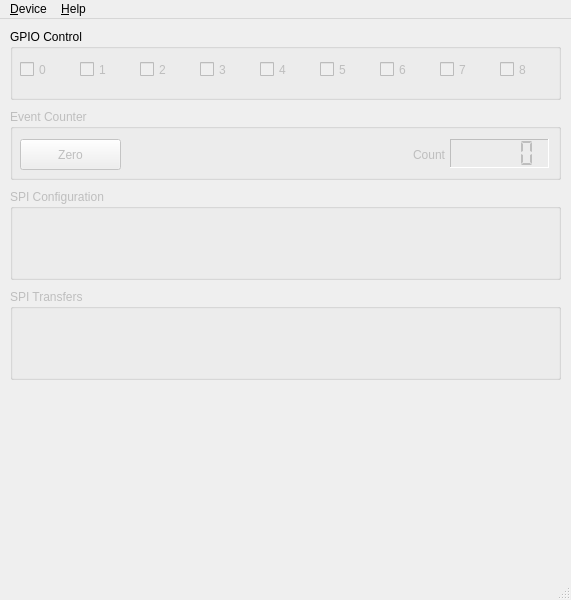
The window that src/devicewindow.ui (bloguetronica/mcp2210-com) describes before a commit, drawn with Qt 5.
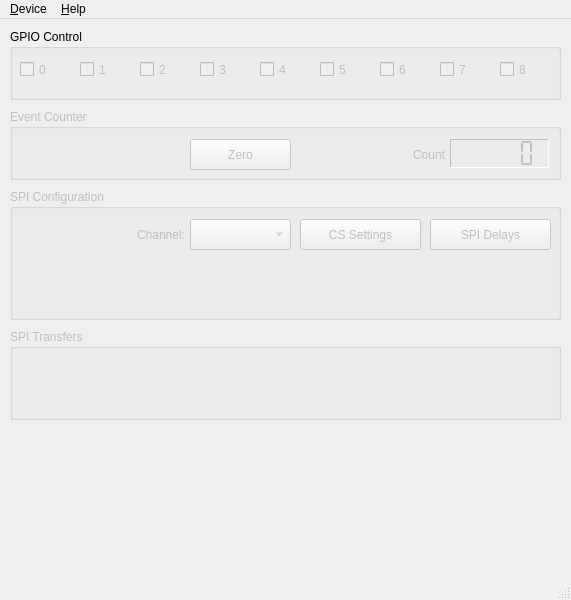
The same window after the commit. Icons and pictures are not drawn.

The edit to the form file:
```diff
--- a/src/devicewindow.ui
+++ b/src/devicewindow.ui
@@ -203,7 +203,7 @@
     <widget class="QPushButton" name="pushButtonZero">
      <property name="geometry">
       <rect>
-       <x>10</x>
+       <x>180</x>
        <y>30</y>
        <width>101</width>
        <height>31</height>
@@ -216,9 +216,9 @@
     <widget class="QLabel" name="labelCount">
      <property name="geometry">
       <rect>
-       <x>120</x>
+       <x>290</x>
        <y>37</y>
-       <width>315</width>
+       <width>145</width>
        <height>17</height>
       </rect>
      </property>
@@ -261,12 +261,64 @@
       <x>10</x>
       <y>170</y>
       <width>551</width>
-      <height>91</height>
+      <height>131</height>
      </rect>
     </property>
     <property name="title">
      <string>SPI Configuration</string>
     </property>
+    <widget class="QLabel" name="labelChannel">
+     <property name="geometry">
+      <rect>
+       <x>90</x>
+       <y>37</y>
+       <width>85</width>
+       <height>17</height>
+      </rect>
+     </property>
+     <property name="text">
+      <string>Channel:</string>
+     </property>
+     <property name="alignment">
+      <set>Qt::AlignRight|Qt::AlignTrailing|Qt::AlignVCenter</set>
+     </property>
+    </widget>
+    <widget class="QComboBox" name="comboBoxChannel">
+     <property name="geometry">
+      <rect>
+       <x>180</x>
+       <y>30</y>
+       <width>101</width>
+       <height>31</height>
+      </rect>
+     </property>
+    </widget>
+    <widget class="QPushButton" name="pushButtonCSSettings">
+     <property name="geometry">
+      <rect>
+       <x>290</x>
+       <y>30</y>
+       <width>121</width>
+       <height>31</height>
+      </rect>
+     </property>
+     <property name="text">
+      <string>CS Settings</string>
+     </property>
+    </widget>
+    <widget class="QPushButton" name="pushButtonSPIDelays">
+     <property name="geometry">
+      <rect>
+       <x>420</x>
+       <y>30</y>
+       <width>121</width>
+       <height>31</height>
+      </rect>
+     </property>
+     <property name="text">
+      <string>SPI Delays</string>
+     </property>
+    </widget>
    </widget>
    <widget class="QGroupBox" name="groupBoxSPITransfers">
     <property name="enabled">
@@ -275,7 +327,7 @@
     <property name="geometry">
      <rect>
       <x>10</x>
-      <y>270</y>
+      <y>310</y>
       <width>551</width>
       <height>91</height>
      </rect>
```
